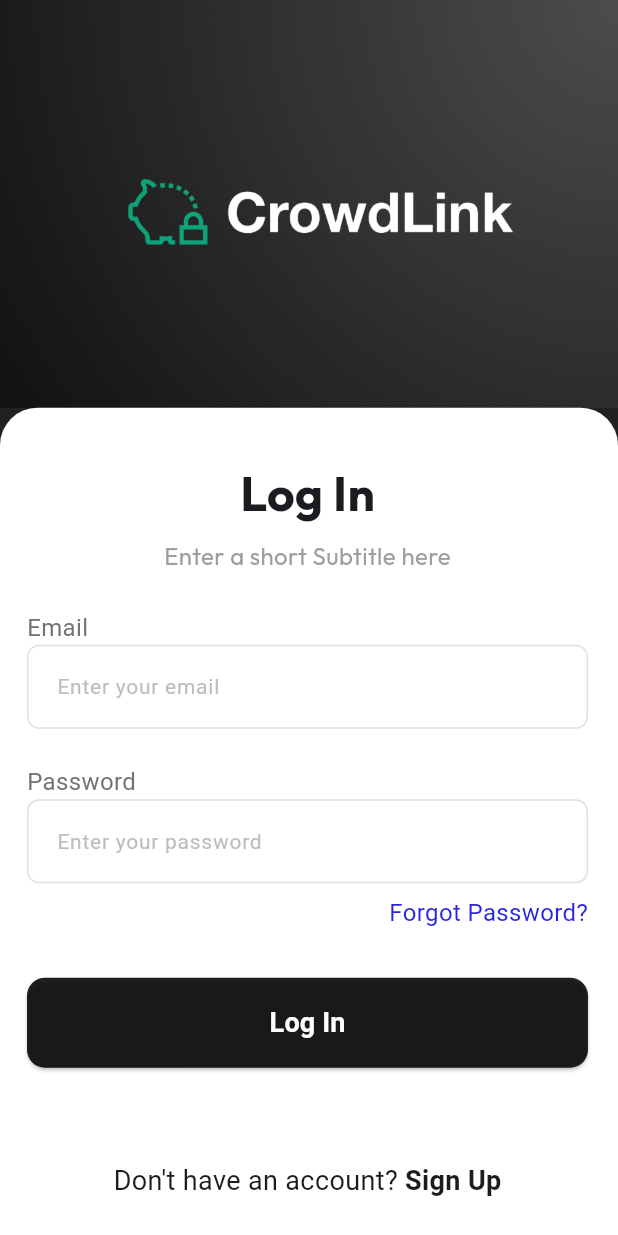
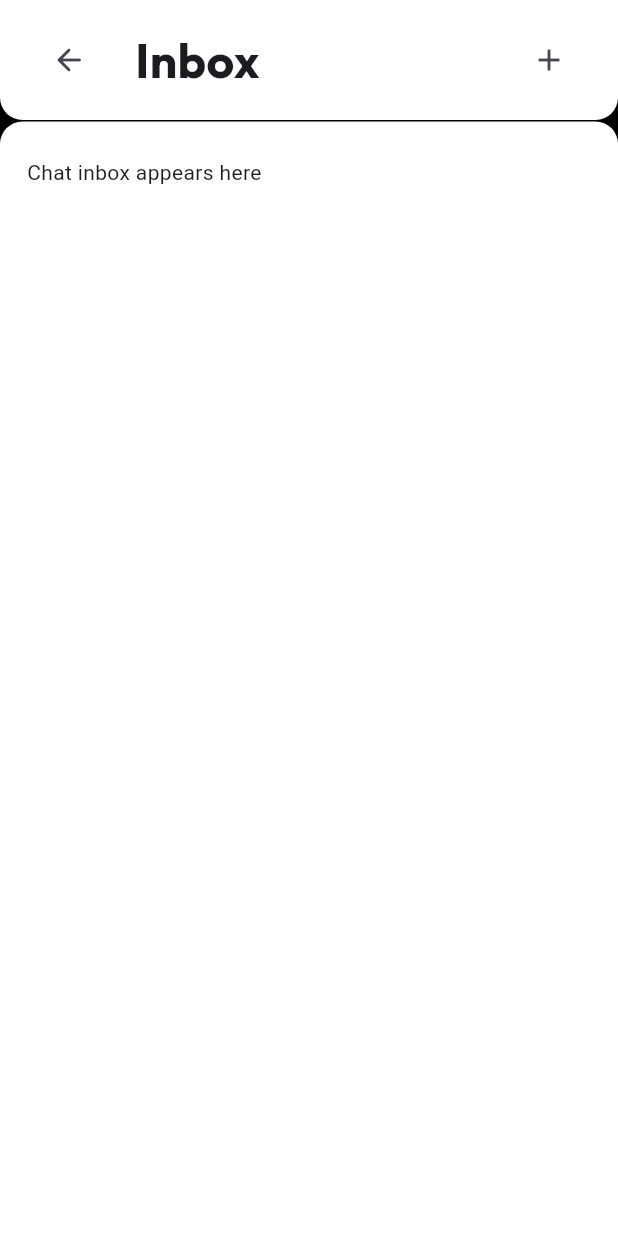
Before and after one commit to RoshinM/CrowdLink, a Flutter app: the screen it shows after launch, on a phone screen of 412 x 824 dp. Run offline on Flutter 3.47's test engine with Material 3 defaults, Android fonts, the light colour scheme and no system bars; our stand-ins replace google_fonts.

Commit message:
inbox page added

```diff
--- a/lib/main.dart
+++ b/lib/main.dart
@@ -1,3 +1,4 @@
+import 'package:crowd_link/pages/inboxPage.dart';
 import 'package:crowd_link/pages/loginPage.dart';
 import 'package:crowd_link/pages/registrationPage.dart';
 import 'package:flutter/material.dart';
@@ -19,7 +20,7 @@ class MyApp extends StatelessWidget {
         colorScheme: ColorScheme.fromSeed(seedColor: Colors.deepPurple),
         useMaterial3: true,
       ),
-      home: Loginpage(),
+      home: InboxPage(),
     );
   }
 }
--- /dev/null
+++ b/lib/pages/inboxPage.dart
@@ -0,0 +1,86 @@
+
+import 'package:flutter/material.dart';
+import 'package:google_fonts/google_fonts.dart';
+
+class InboxPage extends StatefulWidget {
+  const InboxPage({super.key});
+
+  @override
+  State<InboxPage> createState() => _InboxPageState();
+}
+
+class _InboxPageState extends State<InboxPage> {
+
+  topNavBar() {
+    return Container(
+      padding: EdgeInsets.symmetric(vertical: 16, horizontal: 22),
+      decoration: const BoxDecoration(
+        color: Colors.white,
+        borderRadius: BorderRadius.only(
+          bottomLeft: Radius.circular(15),
+          bottomRight: Radius.circular(15),
+        ),
+      ),
+      child: Row(
+        mainAxisAlignment: MainAxisAlignment.spaceBetween,
+        children: [
+          Row(
+            children: [
+              IconButton(
+                icon: Icon(Icons.arrow_back_rounded),
+                onPressed: () {},
+              ),
+              SizedBox(width: 20),
+              Text(
+                'Inbox',
+                style: GoogleFonts.outfit(fontSize: 32,
+                    fontWeight: FontWeight.bold),
+              ),
+            ],
+          ),
+          IconButton(
+            icon: Icon(Icons.add),
+            onPressed: () {},
+          )
+        ],
+      ),
+    );
+  }
+
+  homePageBody(Size size){
+    return Expanded(
+      child: Container(
+        width: size.width,
+        padding: EdgeInsets.only(left: 18,top: 24,right: 18),
+        decoration: const BoxDecoration(
+          color: Colors.white,
+          borderRadius: BorderRadius.only(
+            topLeft: Radius.circular(15),
+            topRight: Radius.circular(15),
+          ),
+        ),
+        child: ListView(
+          children: [
+            Text("Chat inbox appears here"),
+          ],
+        ),
+      ),
+    );
+  }
+
+  @override
+  Widget build(BuildContext context) {
+    var size = MediaQuery.of(context).size;
+    return Scaffold(
+      resizeToAvoidBottomInset: false,
+      backgroundColor: Colors.black,
+      body: Column(
+        children: [
+          topNavBar(),
+          SizedBox(height: 1,),
+          homePageBody(size),
+        ],
+      ),
+    );
+  }
+}
--- a/lib/pages/loginPage.dart
+++ b/lib/pages/loginPage.dart
@@ -3,14 +3,14 @@ import 'package:crowd_link/pages/registrationPage.dart';
 import 'package:flutter/material.dart';
 import 'package:google_fonts/google_fonts.dart';
 
-class Loginpage extends StatefulWidget {
-  const Loginpage({super.key});
+class LoginPage extends StatefulWidget {
+  const LoginPage({super.key});
 
   @override
-  State<Loginpage> createState() => _LoginpageState();
+  State<LoginPage> createState() => _LoginPageState();
 }
 
-class _LoginpageState extends State<Loginpage> {
+class _LoginPageState extends State<LoginPage> {
 
   inputCredentialsField(String fieldName, String textFieldHint){
     return Column(
@@ -118,7 +118,7 @@ class _LoginpageState extends State<Loginpage> {
                 Navigator.push(
                   context,
                   MaterialPageRoute(
-                    builder: (context) => Registerpage(),
+                    builder: (context) => RegisterPage(),
                   ),
                 );
               },
--- a/lib/pages/registrationPage.dart
+++ b/lib/pages/registrationPage.dart
@@ -3,14 +3,14 @@ import 'package:crowd_link/pages/loginPage.dart';
 import 'package:flutter/material.dart';
 import 'package:google_fonts/google_fonts.dart';
 
-class Registerpage extends StatefulWidget {
-  const Registerpage({super.key});
+class RegisterPage extends StatefulWidget {
+  const RegisterPage({super.key});
 
   @override
-  State<Registerpage> createState() => _RegisterpageState();
+  State<RegisterPage> createState() => _RegisterPageState();
 }
 
-class _RegisterpageState extends State<Registerpage> {
+class _RegisterPageState extends State<RegisterPage> {
 
   inputCredentialsField(String fieldName, String textFieldHint){
     return Column(
@@ -102,7 +102,7 @@ class _RegisterpageState extends State<Registerpage> {
                 Navigator.push(
                   context,
                   MaterialPageRoute(
-                    builder: (context) => Loginpage(),
+                    builder: (context) => LoginPage(),
                   ),
                 );
               },
```
